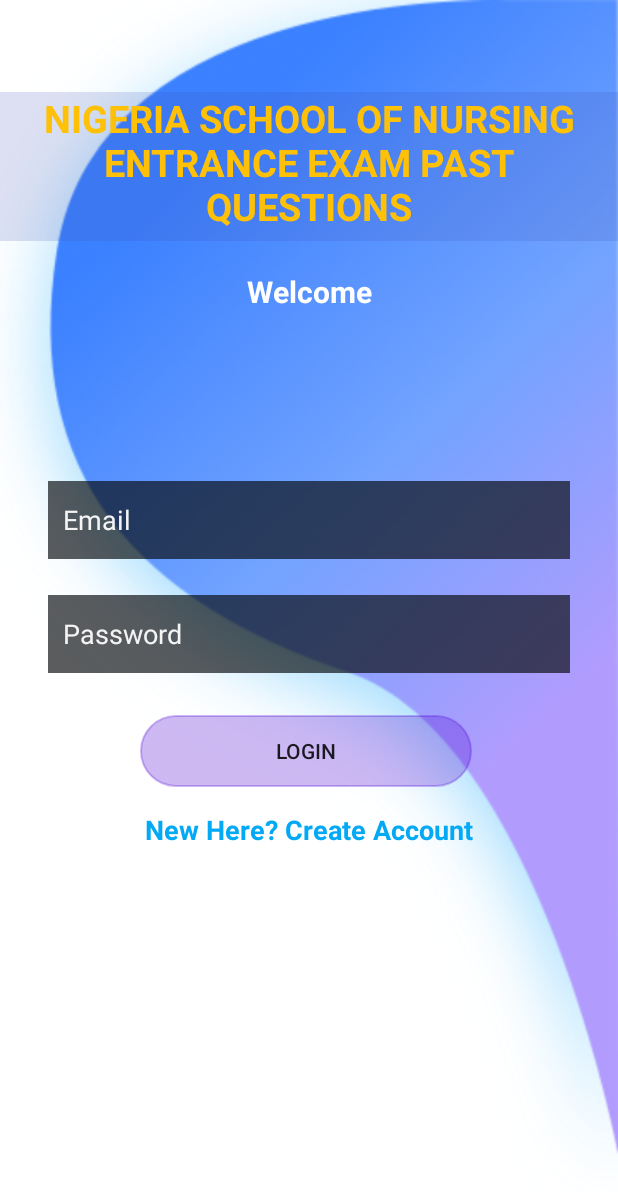
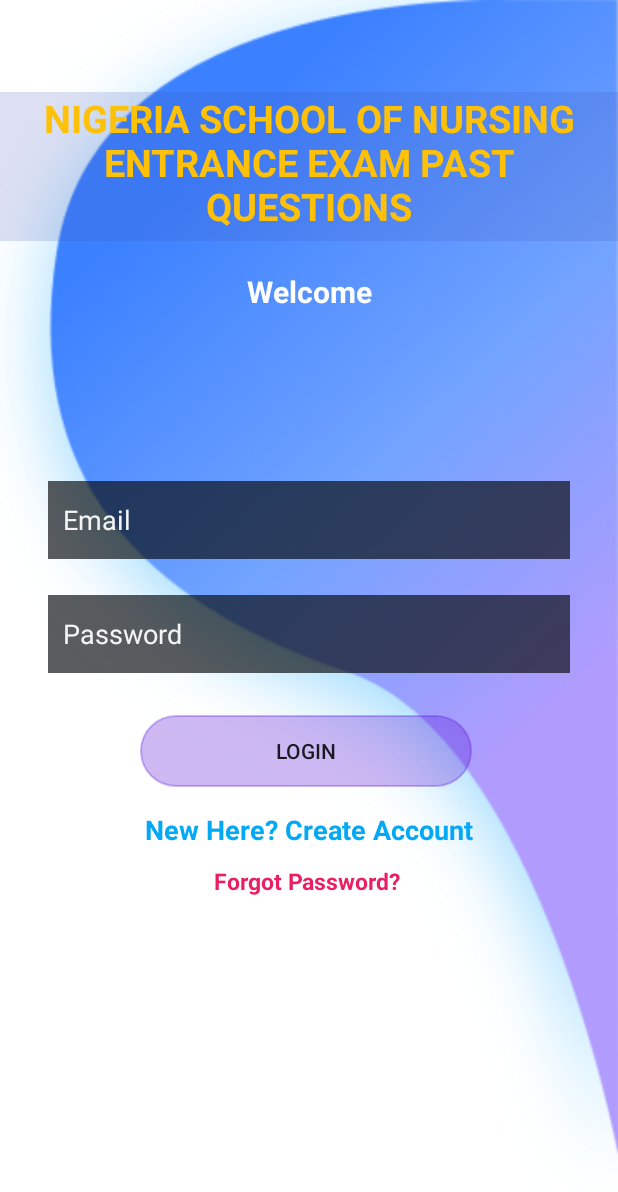
Before and after one commit to Tobang1/NSNEQ, an Android app: the Login screen opened directly, with no data from a screen before it, on a phone screen of 412 x 824 dp. Shown: the top 1192 px of the screen. Run offline under Robolectric (Android 15) with nearby library versions, the phone set to English and light mode, and no system bars; our stand-ins replace Firebase (no records; nobody signed in at launch, a user with empty details on screens opened directly); Roboto replaces fonts that are not available here.

Commit message:
Reset password link and password textview added

```diff
--- a/app/src/main/res/layout/activity_account.xml
+++ b/app/src/main/res/layout/activity_account.xml
@@ -103,10 +103,11 @@
                         android:layout_height="wrap_content"
                         android:layout_centerInParent="true"
                         android:fontFamily="@font/aclonica"
-                        android:textColor="@color/black"
                         android:includeFontPadding="false"
                         android:text="OUTLINE"
-                        android:textSize="20sp" />
+                        android:textColor="@color/black"
+                        android:textSize="20sp"
+                        android:textStyle="bold" />
 
                     <TextView
                         android:id="@+id/payment_desc"
@@ -148,6 +149,7 @@
                         android:layout_height="wrap_content"
                         android:layout_centerInParent="true"
                         android:fontFamily="@font/aclonica"
+                        android:textStyle="bold"
                         android:textColor="@color/black"
                         android:includeFontPadding="false"
                         android:text="CONTACT"
--- a/app/src/main/res/layout/activity_login.xml
+++ b/app/src/main/res/layout/activity_login.xml
@@ -122,6 +122,24 @@
         app:layout_constraintTop_toBottomOf="@+id/LoginBtn" />
 
 
+    <TextView
+        android:id="@+id/forgotPassword"
+        android:layout_width="wrap_content"
+        android:layout_height="wrap_content"
+        android:layout_marginStart="32dp"
+        android:layout_marginLeft="32dp"
+        android:layout_marginTop="52dp"
+        android:layout_marginEnd="32dp"
+        android:layout_marginRight="32dp"
+        android:text="Forgot Password?"
+        android:textColor="#E91E63"
+        android:textSize="15dp"
+        android:textStyle="bold"
+        app:layout_constraintEnd_toEndOf="parent"
+        app:layout_constraintHorizontal_bias="0.496"
+        app:layout_constraintStart_toStartOf="parent"
+        app:layout_constraintTop_toBottomOf="@+id/LoginBtn" />
+
     <ProgressBar
         android:id="@+id/progressBar"
         style="?android:attr/progressBarStyle"
@@ -132,11 +150,8 @@
         app:layout_constraintEnd_toEndOf="parent"
         app:layout_constraintHorizontal_bias="0.498"
         app:layout_constraintStart_toStartOf="parent"
-        app:layout_constraintTop_toBottomOf="@+id/CreateText"
-        app:layout_constraintVertical_bias="0.25" />
-
-
-
+        app:layout_constraintTop_toBottomOf="@+id/fgtPassword"
+        app:layout_constraintVertical_bias="0.29" />
 
 
 </androidx.constraintlayout.widget.ConstraintLayout>
```
Also changed, not shown: app/src/main/java/com/borat/NSON/Login.java (+49 -1 lines).
